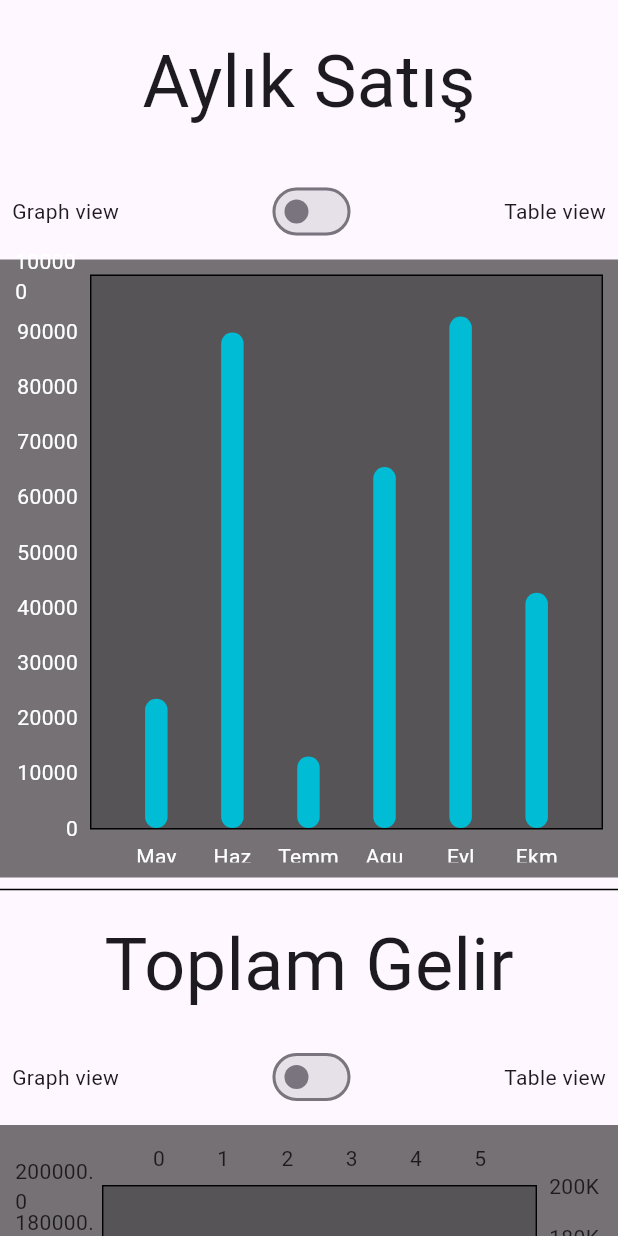
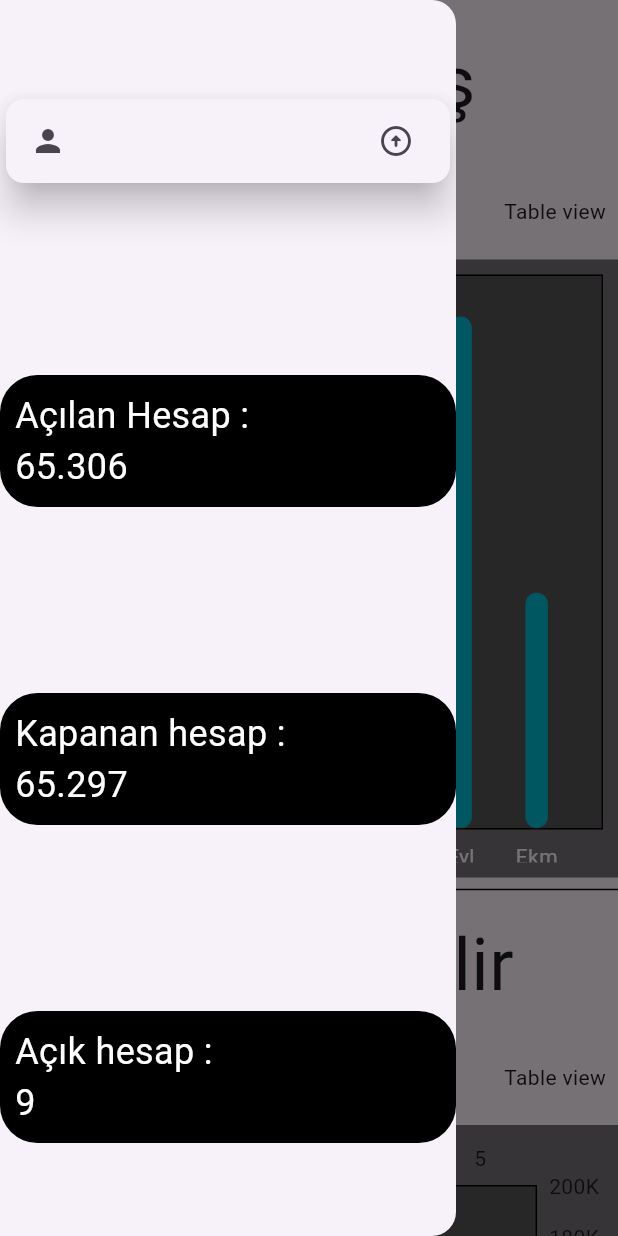
Before and after one commit to orionyusufemin/loginpage, a Flutter app: the ChartPage screen opened directly, with the side drawer open (before the commit the screen has no drawer), on a phone screen of 412 x 824 dp. Run offline on Flutter 3.47's test engine with Material 3 defaults, Android fonts, the phone set to English and light mode, and no system bars; drawn by our look-alikes of fl_chart; our stand-ins replace flutter_rating_bar, google_nav_bar, shared_preferences, syncfusion_flutter_charts; accounts and stored records are empty.

Commit message:
round_chart=ana pasta, doughnut_chart=her tıklandığında açılacak yeni pasta

```diff
--- a/lib/models/all_charts.dart
+++ b/lib/models/all_charts.dart
@@ -1,4 +1,4 @@
-// ignore_for_file: prefer_const_constructors, sort_child_properties_last
+// ignore_for_file: prefer_const_constructors, sort_child_properties_last, prefer_const_literals_to_create_immutables, prefer_interpolation_to_compose_strings
 
 import 'package:flutter/material.dart';
 import 'package:fl_chart/fl_chart.dart';
@@ -33,11 +33,11 @@ class _MyBarChartState extends State<MyBarChart> {
     // TODO: implement initState
     super.initState();
     data = [
-      _ChartData("Masa", 520087),
-      _ChartData("Tezgah Satis", 435342),
-      _ChartData("Trendyol", 234542),
-      _ChartData("Paket", 907242),
-      _ChartData("Yemek Sepeti", 743298),
+      _ChartData("Masa", 4324),
+      _ChartData("Tezgah", 1004),
+      _ChartData("Trendyol", 2423),
+      _ChartData("Paket", 4563),
+      _ChartData("Yemek", 1300),
     ];
     data1 = [
       _ChartData("Kredi Kart", 7421),
@@ -212,6 +212,14 @@ class _MyBarChartState extends State<MyBarChart> {
           Divider(
             color: Colors.black,
           ),
+          Container(
+            margin: EdgeInsets.all(20),
+            padding: EdgeInsets.all(8),
+            decoration: BoxDecoration(
+                borderRadius: BorderRadius.circular(25),
+                color: Colors.red.shade200),
+            child: Column(
+              children: [
                 Padding(
                   padding: const EdgeInsets.all(8.0),
                   child: Text(
@@ -239,10 +247,15 @@ class _MyBarChartState extends State<MyBarChart> {
                 ),
                 Padding(
                   padding: const EdgeInsets.all(8.0),
-            child: Container(
+                  child: !isSwitched3
+                      ? Container(
                           width: MediaQuery.of(context).size.width,
                           height: MediaQuery.of(context).size.height * 0.5,
                           child: SfCartesianChart(
+                              zoomPanBehavior: ZoomPanBehavior(
+                                  zoomMode: ZoomMode.x,
+                                  enablePanning: true,
+                                  enablePinching: true),
                               isTransposed: false,
                               backgroundColor: Colors.black,
                               primaryXAxis: CategoryAxis(
@@ -252,23 +265,56 @@ class _MyBarChartState extends State<MyBarChart> {
                               primaryYAxis: NumericAxis(
                                 labelStyle: TextStyle(color: Colors.white),
                                 minimum: 0,
-                    maximum: 1000000,
-                    interval: 100000,
+                                maximum: 5000,
+                                interval: 500,
                               ),
                               tooltipBehavior: _tooltip,
                               series: <CartesianSeries<_ChartData, String>>[
                                 BarSeries<_ChartData, String>(
                                     dataSource: data,
-                        xValueMapper: (_ChartData data, _) => data.x,
-                        yValueMapper: (_ChartData data, _) => data.y,
+                                    xValueMapper: (_ChartData data, _) =>
+                                        data.x,
+                                    yValueMapper: (_ChartData data, _) =>
+                                        data.y,
                                     name: 'Yemek',
                                     color: Color.fromRGBO(8, 142, 255, 1))
                               ]),
+                        )
+                      : DataTable(
+                          columnSpacing: 15,
+                          columns: List.generate(
+                            data.length,
+                            (index) {
+                              return DataColumn(label: Text(data[index].x));
+                            },
+                          ),
+                          rows: List.generate(
+                            1,
+                            (index) {
+                              return DataRow(
+                                  cells: List.generate(
+                                data.length,
+                                (index) {
+                                  return DataCell(
+                                      Text(data[index].y.toString()));
+                                },
+                              ));
+                            },
+                          )),
+                )
+              ],
             ),
           ),
           Divider(
             color: Colors.black,
           ),
+          Container(
+            margin: EdgeInsets.all(20),
+            decoration: BoxDecoration(
+                borderRadius: BorderRadius.circular(25),
+                color: Colors.deepPurple.shade300),
+            child: Column(
+              children: [
                 Padding(
                   padding: const EdgeInsets.all(8.0),
                   child: Text(
@@ -296,10 +342,44 @@ class _MyBarChartState extends State<MyBarChart> {
                 ),
                 Padding(
                     padding: EdgeInsets.all(10),
-              child: !isSwitched4 ? RoundChart(tooltip: _tooltip,) : Text("tablo 4")),      //doughnut chart
+                    child: !isSwitched4
+                        ? RoundChart(
+                            tooltip: _tooltip,
+                          )
+                        : DataTable(
+                            columnSpacing: 7,
+                            columns: List.generate(
+                              data1.length,
+                              (index) {
+                                return DataColumn(label: Text(data1[index].x));
+                              },
+                            ),
+                            rows: List.generate(
+                              1,
+                              (index) {
+                                return DataRow(
+                                    cells: List.generate(
+                                  data1.length,
+                                  (index) {
+                                    return DataCell(
+                                        Text(data1[index].y.toString()));
+                                  },
+                                ));
+                              },
+                            ))),
+              ],
+            ),
+          ),
           Divider(
             color: Colors.black,
           ),
+          Container(
+            margin: EdgeInsets.all(20),
+            decoration: BoxDecoration(
+                borderRadius: BorderRadius.circular(25),
+                color: Colors.amber.shade300),
+            child: Column(
+              children: [
                 Padding(
                   padding: const EdgeInsets.all(8.0),
                   child: Text(
@@ -329,6 +409,10 @@ class _MyBarChartState extends State<MyBarChart> {
                     padding: const EdgeInsets.all(8.0),
                     child: !isSwitched5
                         ? SfCartesianChart(
+                            zoomPanBehavior: ZoomPanBehavior(
+                                enablePanning: true,
+                                enablePinching: true,
+                                zoomMode: ZoomMode.x),
                             backgroundColor: Colors.grey,
                             tooltipBehavior: _tooltip,
                             primaryXAxis: CategoryAxis(
@@ -344,12 +428,38 @@ class _MyBarChartState extends State<MyBarChart> {
                                 dashArray: <double>[10, 10],
                                 enableTooltip: true,
                                 dataSource: data2,
-                          xValueMapper: (_ChartData1 data2, index) => data2.x,
-                          yValueMapper: (_ChartData1 data2, index) => data2.y,
+                                xValueMapper: (_ChartData1 data2, index) =>
+                                    data2.x,
+                                yValueMapper: (_ChartData1 data2, index) =>
+                                    data2.y,
                               )
                             ],
                           )
-                  : Text("tablo 5 "))
+                        : DataTable(
+                            columnSpacing: 35,
+                            columns: List.generate(
+                              data2.length,
+                              (index) {
+                                return DataColumn(
+                                    label: Text(data2[index].x.toString()));
+                              },
+                            ),
+                            rows: List.generate(
+                              1,
+                              (index) {
+                                return DataRow(
+                                    cells: List.generate(
+                                  data2.length,
+                                  (index) => DataCell(Text(
+                                      (data2[index].y / 1000000.toDouble())
+                                              .toString() +
+                                          "M")),
+                                ));
+                              },
+                            )))
+              ],
+            ),
+          ),
         ],
       ),
     );
--- a/lib/pages/chart_page.dart
+++ b/lib/pages/chart_page.dart
@@ -15,6 +15,68 @@ class _ChartPageState extends State<ChartPage> {
   @override
   Widget build(BuildContext context) {
     return Scaffold(
+      drawer: Drawer(
+        child: Column(
+          mainAxisAlignment: MainAxisAlignment.spaceAround,
+          children: [
+            Center(
+              child: Expanded(
+                child: Card(
+                  elevation: 10,
+                  shadowColor: Colors.black,
+                  child: ListTile(leading: Icon(Icons.person),
+                  trailing: Icon(Icons.arrow_circle_up_rounded),),
+                ),
+              ),
+            ),
+            Center(
+              child: Expanded(
+                child: Container(
+                  width: double.infinity,
+                  padding: EdgeInsets.all(10),
+                  decoration: BoxDecoration(
+                      color: Colors.black,
+                      borderRadius: BorderRadius.circular(25)),
+                  child: Text(
+                    "Açılan Hesap :\n65.306",
+                    style: TextStyle(color: Colors.white, fontSize: 24),
+                  ),
+                ),
+              ),
+            ),
+            Center(
+              child: Expanded(
+                child: Container(
+                  width: double.infinity,
+                  padding: EdgeInsets.all(10),
+                  decoration: BoxDecoration(
+                      color: Colors.black,
+                      borderRadius: BorderRadius.circular(25)),
+                  child: Text(
+                    "Kapanan hesap :\n65.297",
+                    style: TextStyle(color: Colors.white, fontSize: 24),
+                  ),
+                ),
+              ),
+            ),
+            Center(
+              child: Expanded(
+                child: Container(
+                  width: double.infinity,
+                  padding: EdgeInsets.all(10),
+                  decoration: BoxDecoration(
+                      color: Colors.black,
+                      borderRadius: BorderRadius.circular(25)),
+                  child: Text(
+                    "Açık hesap :\n9",
+                    style: TextStyle(color: Colors.white, fontSize: 24),
+                  ),
+                ),
+              ),
+            ),
+          ],
+        ),
+      ),
       body: SingleChildScrollView(
         child: Column(
           mainAxisAlignment: MainAxisAlignment.center,
```
Also changed, not shown: lib/components/doughnut_chart.dart (+48 -8 lines), lib/components/round_chart.dart (+17 -7 lines). Lines whose indentation alone changed are shown as unchanged.
